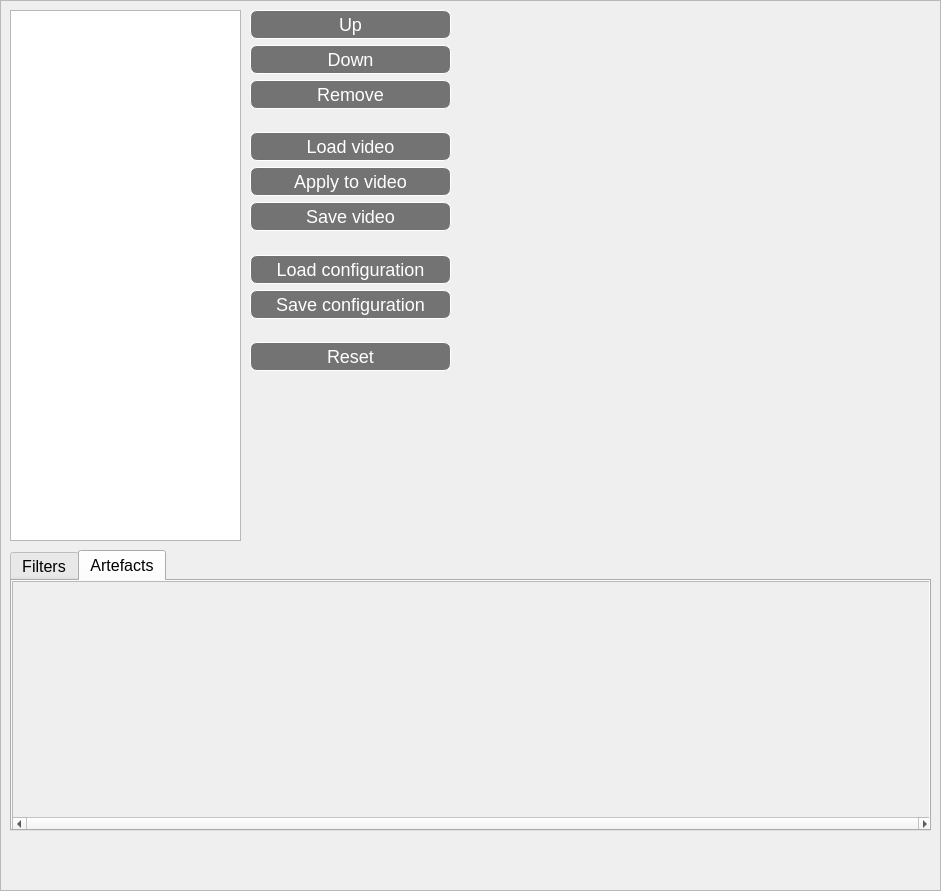
The window that Implementierung/resources/forms/filtertab.ui (SuppenGeist/pse-ws1516-videoencoder-ta) describes before a commit, drawn with Qt 5.
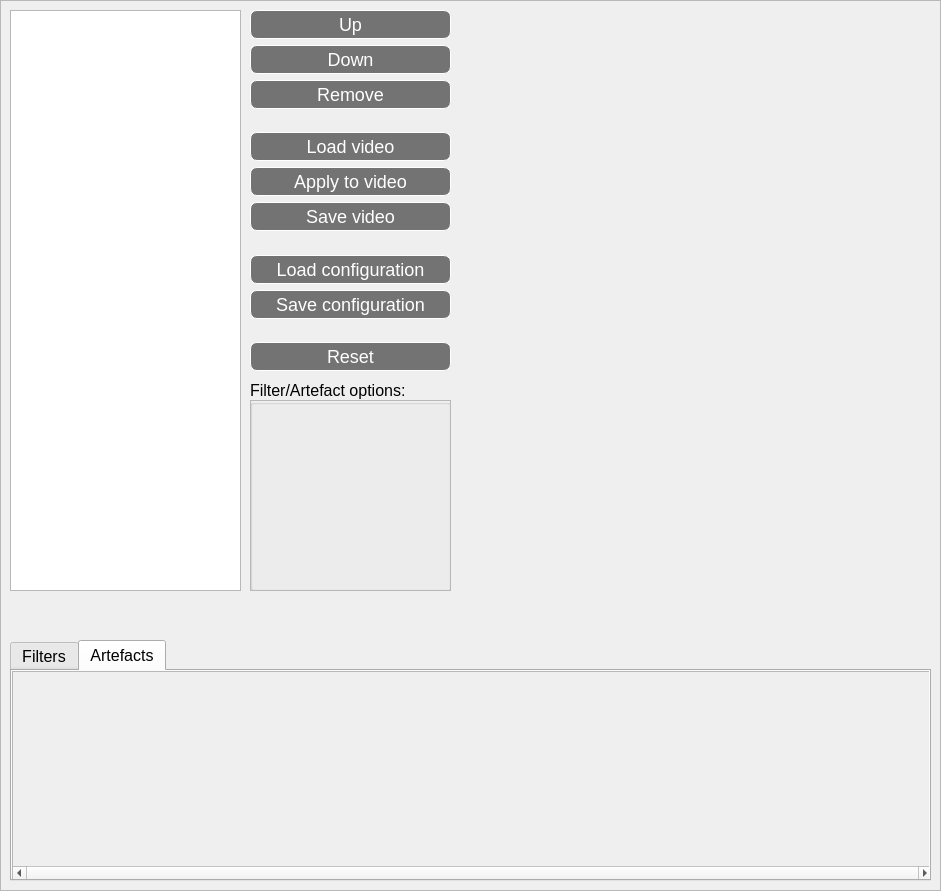
The same window after the commit. The open tabs and pages were chosen to show the change.

Diff of the .ui file:
```diff
--- a/Implementierung/resources/forms/filtertab.ui
+++ b/Implementierung/resources/forms/filtertab.ui
@@ -42,23 +42,13 @@
   <property name="frameShadow">
    <enum>QFrame::Raised</enum>
   </property>
-  <widget class="QListWidget" name="listWidget">
-   <property name="geometry">
-    <rect>
-     <x>10</x>
-     <y>10</y>
-     <width>231</width>
-     <height>531</height>
-    </rect>
-   </property>
-  </widget>
   <widget class="QTabWidget" name="tabWidget">
    <property name="geometry">
     <rect>
      <x>10</x>
-     <y>550</y>
+     <y>640</y>
      <width>921</width>
-     <height>281</height>
+     <height>241</height>
     </rect>
    </property>
    <property name="currentIndex">
@@ -126,21 +116,30 @@
        <x>0</x>
        <y>0</y>
        <width>921</width>
-       <height>251</height>
+       <height>210</height>
       </rect>
      </property>
+     <property name="sizePolicy">
+      <sizepolicy hsizetype="Fixed" vsizetype="Fixed">
+       <horstretch>0</horstretch>
+       <verstretch>0</verstretch>
+      </sizepolicy>
+     </property>
      <property name="minimumSize">
       <size>
-       <width>921</width>
-       <height>251</height>
+       <width>0</width>
+       <height>210</height>
       </size>
      </property>
      <property name="maximumSize">
       <size>
        <width>921</width>
-       <height>251</height>
+       <height>210</height>
       </size>
      </property>
+     <property name="verticalScrollBarPolicy">
+      <enum>Qt::ScrollBarAlwaysOff</enum>
+     </property>
      <property name="horizontalScrollBarPolicy">
       <enum>Qt::ScrollBarAlwaysOn</enum>
      </property>
@@ -150,15 +149,24 @@
      <property name="widgetResizable">
       <bool>true</bool>
      </property>
+     <property name="alignment">
+      <set>Qt::AlignHCenter|Qt::AlignTop</set>
+     </property>
      <widget class="QWidget" name="scrollAreaWidgetContents_2">
       <property name="geometry">
        <rect>
         <x>0</x>
         <y>0</y>
         <width>919</width>
-        <height>232</height>
+        <height>191</height>
        </rect>
       </property>
+      <property name="sizePolicy">
+       <sizepolicy hsizetype="Expanding" vsizetype="Preferred">
+        <horstretch>0</horstretch>
+        <verstretch>0</verstretch>
+       </sizepolicy>
+      </property>
      </widget>
     </widget>
    </widget>
@@ -177,7 +185,7 @@
    <property name="geometry">
     <rect>
      <x>460</x>
-     <y>410</y>
+     <y>500</y>
      <width>461</width>
      <height>91</height>
     </rect>
@@ -495,6 +503,45 @@
     </item>
    </layout>
   </widget>
+  <widget class="QListWidget" name="listWidget">
+   <property name="geometry">
+    <rect>
+     <x>10</x>
+     <y>10</y>
+     <width>231</width>
+     <height>581</height>
+    </rect>
+   </property>
+  </widget>
+  <widget class="QGroupBox" name="groupBox">
+   <property name="geometry">
+    <rect>
+     <x>250</x>
+     <y>380</y>
+     <width>201</width>
+     <height>211</height>
+    </rect>
+   </property>
+   <property name="title">
+    <string>Filter/Artefact options:</string>
+   </property>
+   <widget class="QFrame" name="frame">
+    <property name="geometry">
+     <rect>
+      <x>0</x>
+      <y>20</y>
+      <width>201</width>
+      <height>191</height>
+     </rect>
+    </property>
+    <property name="frameShape">
+     <enum>QFrame::StyledPanel</enum>
+    </property>
+    <property name="frameShadow">
+     <enum>QFrame::Raised</enum>
+    </property>
+   </widget>
+  </widget>
  </widget>
  <resources/>
  <connections/>
```
Left out of the diff: 21 changed lines with no effect on the pictures.
